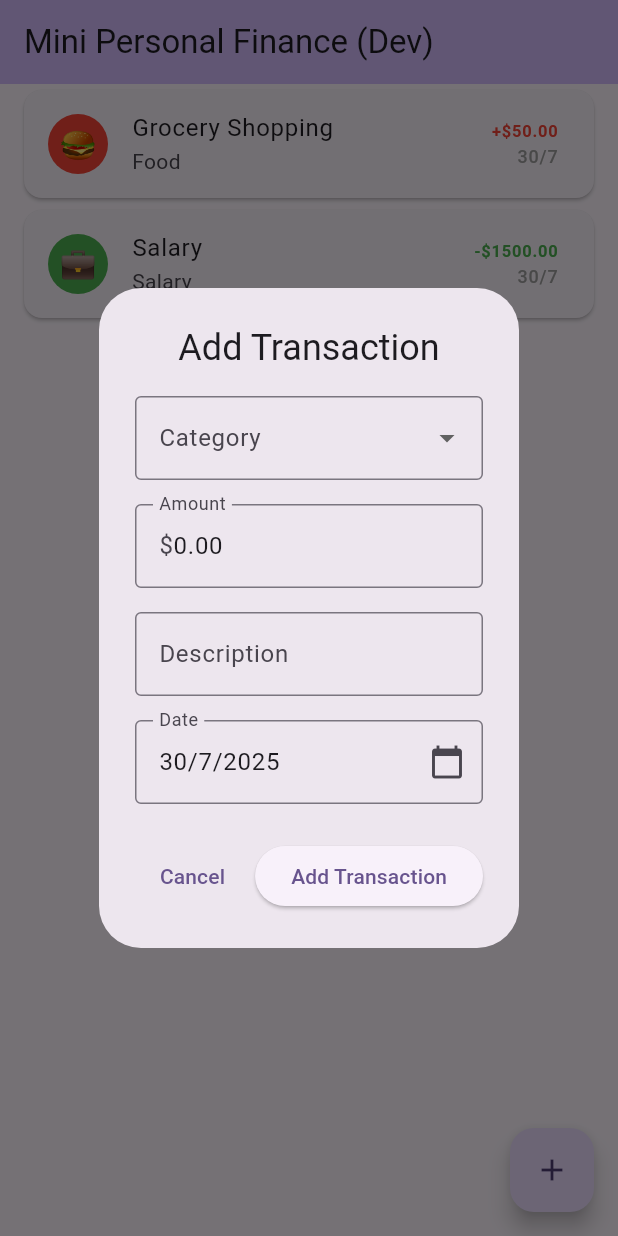
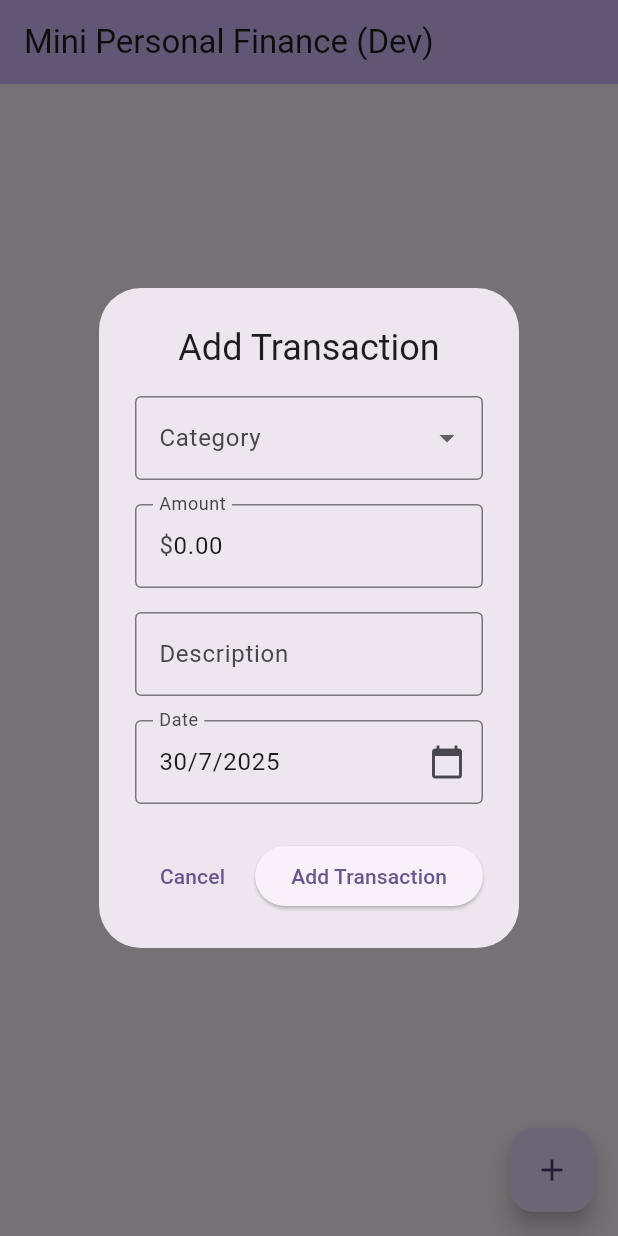
Before and after one commit to panachainy/mini_personal_finance_app, a Flutter app: the screen it shows after launch, after a tap on the "add" icon, on a phone screen of 412 x 824 dp. Run offline on Flutter 3.47's test engine with Material 3 defaults, Android fonts, the phone set to English and light mode, and no system bars; our stand-ins replace bloc, cloud_firestore, connectivity_plus, firebase_core, flutter_bloc, freezed_annotation and 2 more; accounts and stored records are empty; generated files the repository leaves out were written again.

Commit message:
feat(transaction): enhance transaction mapping and repository with mock categories

```diff
--- a/lib/features/home/data/repositories/transaction_repository_impl.dart
+++ b/lib/features/home/data/repositories/transaction_repository_impl.dart
@@ -1,9 +1,28 @@
 import 'package:injectable/injectable.dart';
 import 'package:mini_personal_finance_app/core/network/network.dart';
 import 'package:mini_personal_finance_app/features/home/data/datasources/transaction_data_source.dart';
+import 'package:mini_personal_finance_app/features/home/data/mappers/transaction_mapper.dart';
+import 'package:mini_personal_finance_app/features/home/data/models/transaction_dto.dart';
 import 'package:mini_personal_finance_app/features/home/domain/entities/transaction_category_entity.dart';
 import 'package:mini_personal_finance_app/features/home/domain/entities/transaction_entity.dart';
 import 'package:mini_personal_finance_app/features/home/domain/repositories/transaction_repository.dart';
+
+// TODO: move to backend side
+final mockCategoryList = [
+  TransactionCategoryEntity(id: '1', name: 'Food', icon: '🍔', isExpense: true),
+  TransactionCategoryEntity(
+    id: '2',
+    name: 'Transport',
+    icon: '🚗',
+    isExpense: true,
+  ),
+  TransactionCategoryEntity(
+    id: '3',
+    name: 'Salary',
+    icon: '💰',
+    isExpense: false,
+  ),
+];
 
 @Injectable(as: TransactionRepository)
 class TransactionRepositoryImpl implements TransactionRepository {
@@ -17,9 +36,9 @@ class TransactionRepositoryImpl implements TransactionRepository {
 
   @override
   Future<void> addTransactionModel(TransactionEntity transactionModel) {
-    // TODO: query categoryId and add here
-
-    return dataSource.addTransaction(transactionModel.toJson());
+    // Convert TransactionEntity to TransactionDTO for Firestore compatibility
+    final transactionDTO = transactionModel.toDTO();
+    return dataSource.addTransaction(transactionDTO.toJson());
   }
 
   @override
@@ -36,35 +55,16 @@ class TransactionRepositoryImpl implements TransactionRepository {
 
   @override
   Future<List<TransactionEntity>> getTransactions() async {
-    // TODO: implement getTransactions
-    final List<TransactionEntity> s = [
-      TransactionEntity(
-        id: '1',
-        description: 'Grocery Shopping',
-        amount: 50.0,
-        category: const TransactionCategoryEntity(
-          id: '1',
-          name: 'Food',
-          icon: '🍔',
-          isExpense: true,
-        ),
-        date: DateTime.now(),
-      ),
-      TransactionEntity(
-        id: '2',
-        description: 'Salary',
-        amount: 1500.0,
-        category: TransactionCategoryEntity(
-          id: '2',
-          name: 'Salary',
-          icon: '💼',
-          isExpense: false,
-        ),
-        date: DateTime.now(),
-      ),
-    ];
+    return dataSource
+        .getTransactions()
+        .then((transactions) {
+          return transactions.map((transactionMap) {
+            final transactionDTO = TransactionDTO.fromJson(transactionMap);
 
-    return s;
+            return transactionDTO.toEntity();
+          }).toList();
+        })
+        .then((values) => values);
   }
 
   @override
@@ -86,33 +86,18 @@ class TransactionRepositoryImpl implements TransactionRepository {
 
   @override
   Future<void> updateTransactionModel(TransactionEntity transactionModel) {
-    // TODO: implement updateTransactionModel
-    throw UnimplementedError();
+    // Convert TransactionEntity to TransactionDTO for Firestore compatibility
+    final transactionDTO = transactionModel.toDTO();
+    return dataSource.updateTransaction(
+      transactionModel.id,
+      transactionDTO.toJson(),
+    );
   }
 
   @override
   Future<List<TransactionCategoryEntity>> getCategories() {
     // TODO: this is mocks
 
-    return Future.value([
-      TransactionCategoryEntity(
-        id: '1',
-        name: 'Food',
-        icon: '🍔',
-        isExpense: true,
-      ),
-      TransactionCategoryEntity(
-        id: '2',
-        name: 'Transport',
-        icon: '🚗',
-        isExpense: true,
-      ),
-      TransactionCategoryEntity(
-        id: '3',
-        name: 'Salary',
-        icon: '💰',
-        isExpense: false,
-      ),
-    ]);
+    return Future.value(mockCategoryList);
   }
 }
--- a/lib/features/home/presentation/bloc/transaction_bloc.dart
+++ b/lib/features/home/presentation/bloc/transaction_bloc.dart
@@ -73,10 +73,15 @@ class TransactionBloc extends Bloc<TransactionEvent, TransactionState> {
 
       await _transactionRepository.addTransactionModel(newTransaction);
 
+      // Add the new transaction to the state
+      final updatedTransactions = List<TransactionEntity>.from(
+        state.transactions,
+      )..add(newTransaction);
+
       emit(
         state.copyWith(
           status: TransactionStatus.loaded,
-          transactions: state.transactions..add(newTransaction),
+          transactions: updatedTransactions,
         ),
       );
     } catch (e) {
```
Also changed, not shown: lib/features/home/data/mappers/transaction_mapper.dart (+14 -1 lines).
